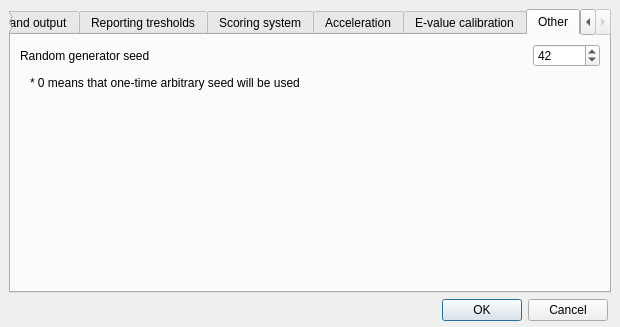
Above: src/plugins_3rdparty/hmm3/src/phmmer/ui/UHMM3PhmmerDialog.ui from violethaze74/ugene before the change. Below: the same form after it.
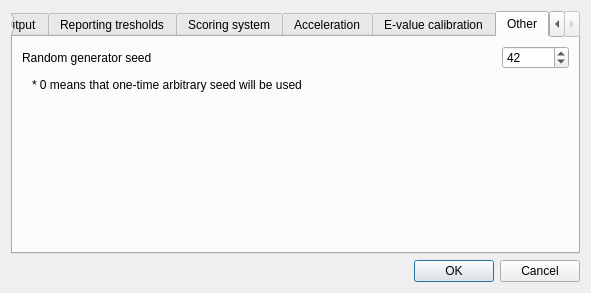
That is the form after the change. The open tabs and pages were chosen to show the change.

Patch:
```diff
--- a/src/plugins_3rdparty/hmm3/src/phmmer/ui/UHMM3PhmmerDialog.ui
+++ b/src/plugins_3rdparty/hmm3/src/phmmer/ui/UHMM3PhmmerDialog.ui
@@ -6,21 +6,27 @@
    <rect>
     <x>0</x>
     <y>0</y>
-    <width>620</width>
-    <height>327</height>
+    <width>587</width>
+    <height>290</height>
    </rect>
   </property>
+  <property name="minimumSize">
+   <size>
+    <width>0</width>
+    <height>0</height>
+   </size>
+  </property>
   <property name="windowTitle">
    <string>Phmmer Search</string>
   </property>
+  <layout class="QVBoxLayout" name="verticalLayout">
+   <item>
   <widget class="QTabWidget" name="mainTabWidget">
-   <property name="geometry">
-    <rect>
-     <x>9</x>
-     <y>9</y>
-     <width>602</width>
-     <height>284</height>
-    </rect>
+     <property name="minimumSize">
+      <size>
+       <width>569</width>
+       <height>243</height>
+      </size>
    </property>
    <property name="currentIndex">
     <number>0</number>
@@ -760,19 +766,15 @@
     </layout>
    </widget>
   </widget>
+   </item>
+   <item>
   <widget class="QDialogButtonBox" name="buttonBox">
-   <property name="geometry">
-    <rect>
-     <x>30</x>
-     <y>299</y>
-     <width>578</width>
-     <height>23</height>
-    </rect>
-   </property>
    <property name="standardButtons">
     <set>QDialogButtonBox::Cancel|QDialogButtonBox::Ok</set>
    </property>
   </widget>
+   </item>
+  </layout>
  </widget>
  <resources/>
  <connections/>
```
Left out of the diff: 2 changed lines with no effect on the pictures. Lines whose indentation alone changed are shown as unchanged.
